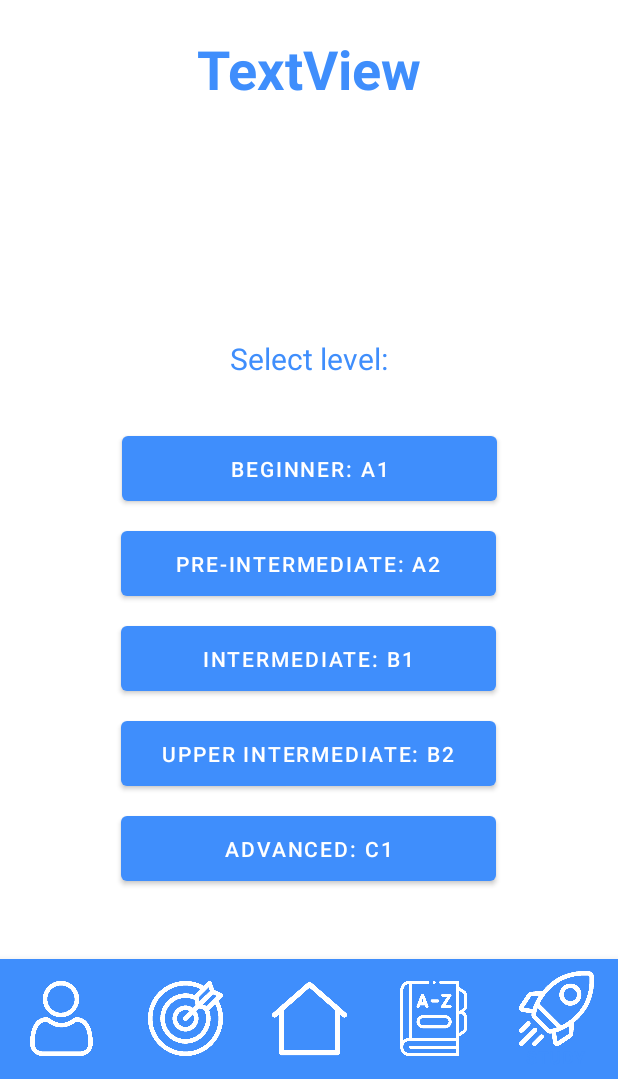
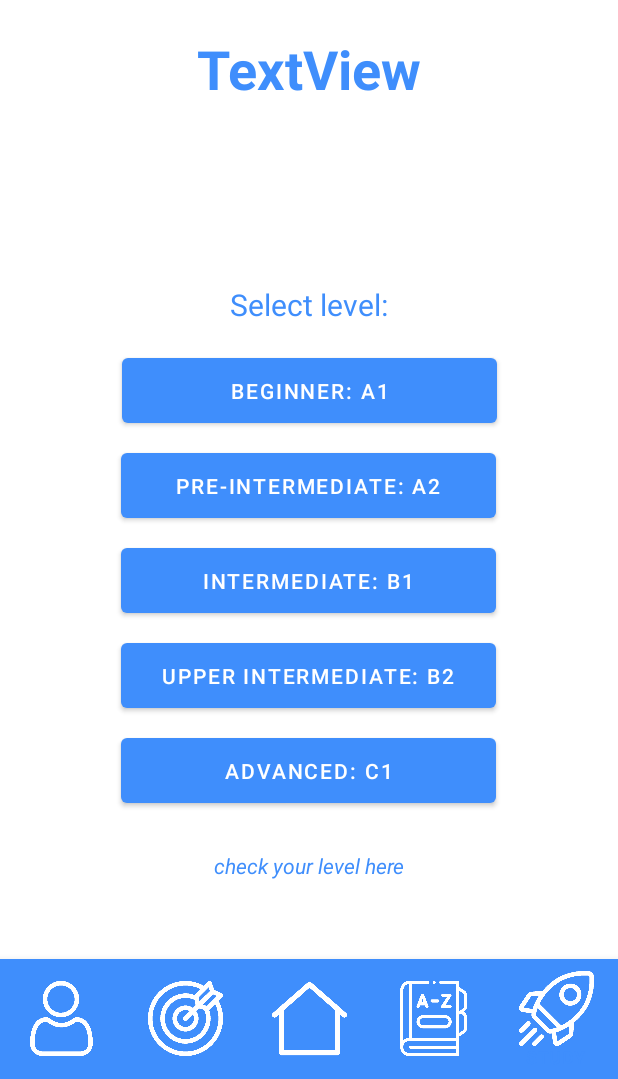
Before and after one commit to thedellyllama/StudyEnglish, an Android app: the screen it shows after launch (MainActivity), item 5 of the bottom bar chosen, on a phone screen of 412 x 824 dp, the part 157-1236 px from its top. Run offline under Robolectric (Android 15) with nearby library versions, the phone set to English and light mode, and no system bars; our stand-ins replace navigation-ui.

Commit message:
web view added to check level

```diff
--- a/app/src/main/AndroidManifest.xml
+++ b/app/src/main/AndroidManifest.xml
@@ -1,6 +1,8 @@
 <?xml version="1.0" encoding="utf-8"?>
 <manifest xmlns:android="http://schemas.android.com/apk/res/android"
     package="com.del.studyenglish1">
+
+    <uses-permission android:name="android.permission.INTERNET"/>
 
     <application
         android:allowBackup="true"
--- a/app/src/main/java/com/del/studyenglish1/Page5.java
+++ b/app/src/main/java/com/del/studyenglish1/Page5.java
@@ -10,12 +10,14 @@ import android.view.LayoutInflater;
 import android.view.View;
 import android.view.ViewGroup;
 import android.widget.Button;
+import android.widget.TextView;
 
 //import com.del.studyenglish1.Page5_1.SelectTypeListener;
 
 public class Page5 extends Fragment {
 
     private Page5_1 page5_1;
+    private Page5_CheckLevel page5_checkLevel;
     private String selected_level;
     private String level_name;
     private Button button_a1;
@@ -23,6 +25,7 @@ public class Page5 extends Fragment {
     private Button button_b1;
     private Button button_b2;
     private Button button_c1;
+    private TextView check_level;
 
     @Nullable
     @Override
@@ -39,6 +42,7 @@ public class Page5 extends Fragment {
         button_b1 = v.findViewById(R.id.button_b1);
         button_b2 = v.findViewById(R.id.button_b2);
         button_c1 = v.findViewById(R.id.button_c1);
+        check_level = v.findViewById(R.id.text_check_level);
 
         button_a1.setOnClickListener(new View.OnClickListener() {
             @Override
@@ -85,6 +89,16 @@ public class Page5 extends Fragment {
                 nextPage(selected_level, level_name);
             }
         });
+
+        check_level.setOnClickListener(new View.OnClickListener() {
+            @Override
+            public void onClick(View v) {
+                page5_checkLevel = new Page5_CheckLevel();
+                FragmentTransaction fragmentTransaction = getActivity().getSupportFragmentManager().beginTransaction();
+                fragmentTransaction.replace(R.id.nav_host_fragment, page5_checkLevel);
+                fragmentTransaction.commit();
+            }
+        });
     }
 
     public void nextPage(String selected_level, String level_name) {
--- a/app/src/main/res/layout/fragment_page5.xml
+++ b/app/src/main/res/layout/fragment_page5.xml
@@ -37,7 +37,7 @@
         android:id="@+id/image_logo"
         android:layout_width="103dp"
         android:layout_height="103dp"
-        android:layout_marginTop="20dp"
+        android:layout_marginTop="8dp"
         app:layout_constraintEnd_toEndOf="parent"
         app:layout_constraintStart_toStartOf="parent"
         app:layout_constraintTop_toBottomOf="@+id/text_title"
@@ -47,7 +47,7 @@
         android:id="@+id/text_select_level"
         android:layout_width="wrap_content"
         android:layout_height="wrap_content"
-        android:layout_marginTop="32dp"
+        android:layout_marginTop="8dp"
         android:text="@string/select_level"
         android:textColor="@color/blue_app"
         android:textSize="20sp"
@@ -60,7 +60,7 @@
         android:id="@+id/button_a1"
         android:layout_width="250dp"
         android:layout_height="55dp"
-        android:layout_marginTop="32dp"
+        android:layout_marginTop="16dp"
         android:text="@string/a1_level"
         app:backgroundTint="@color/blue_app"
         app:iconTint="#FFFFFF"
@@ -125,13 +125,13 @@
         android:id="@+id/text_check_level"
         android:layout_width="wrap_content"
         android:layout_height="wrap_content"
-        android:layout_marginTop="8dp"
-        android:layout_marginBottom="32dp"
+        android:layout_marginBottom="100dp"
         android:text="@string/check_level"
         android:textColor="@color/blue_app"
         android:textStyle="italic"
         app:layout_constraintBottom_toBottomOf="parent"
         app:layout_constraintEnd_toEndOf="parent"
         app:layout_constraintStart_toStartOf="parent"
-        app:layout_constraintTop_toBottomOf="@+id/button_c1" />
+        app:layout_constraintTop_toBottomOf="@+id/button_c1"
+        app:layout_constraintVertical_bias="0.44" />
 </androidx.constraintlayout.widget.ConstraintLayout>
```
Also changed, not shown: app/src/main/java/com/del/studyenglish1/Page5_CheckLevel.java (added, +37 -0 lines), app/src/main/res/layout/fragment_page5_check_level.xml (added, +31 -0 lines).
